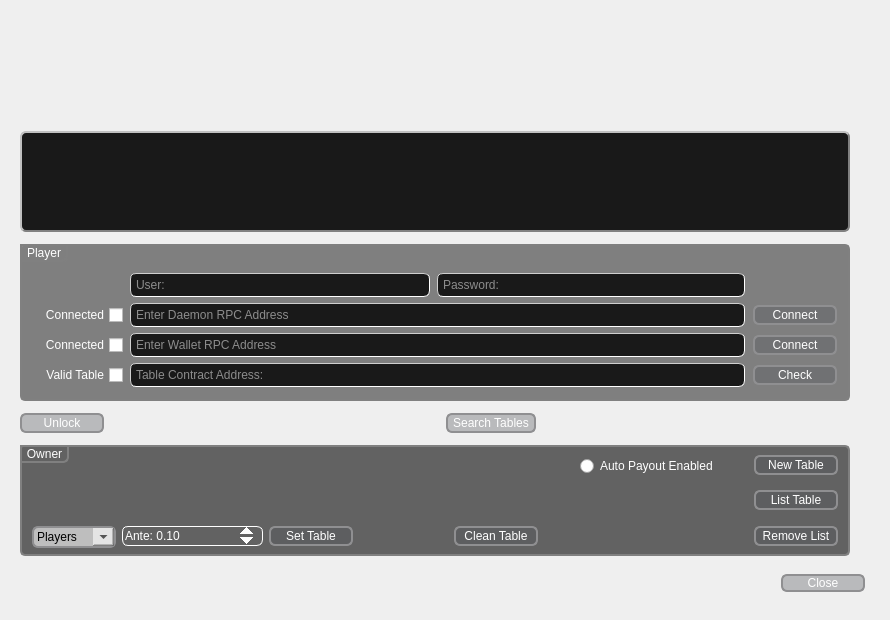
The window that Mainnet-Dero-FiveCardDraw/menu.ui (SixofClubsss/Dero-Poker-Table) describes before a commit, drawn with Qt 5.
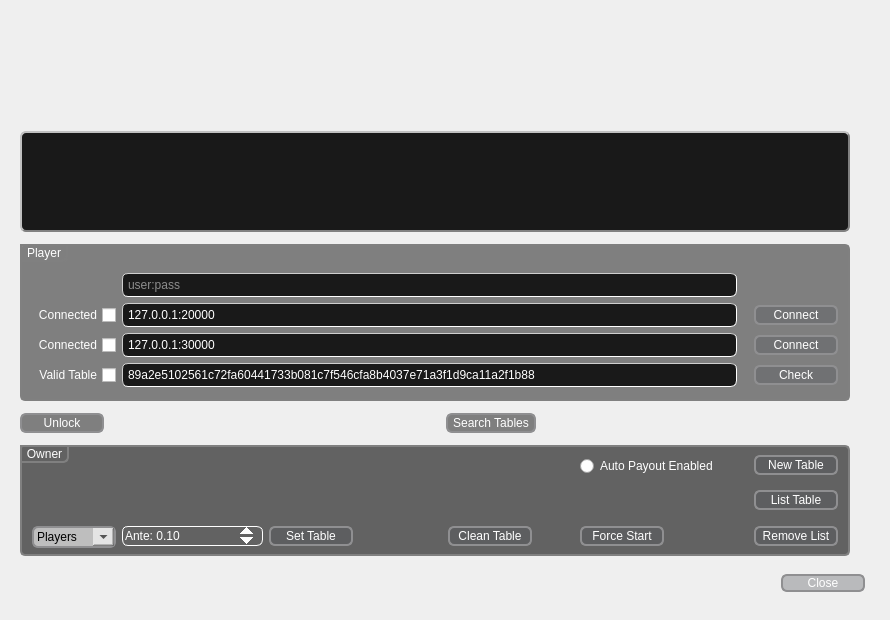
The same window after the commit. Icons and pictures are not drawn.

Patch:
```diff
--- a/Mainnet-Dero-FiveCardDraw/menu.ui
+++ b/Mainnet-Dero-FiveCardDraw/menu.ui
@@ -326,34 +326,6 @@
         </property>
        </widget>
       </item>
-      <item row="0" column="2">
-       <widget class="QLineEdit" name="passwordInput">
-        <property name="minimumSize">
-         <size>
-          <width>308</width>
-          <height>24</height>
-         </size>
-        </property>
-        <property name="maximumSize">
-         <size>
-          <width>308</width>
-          <height>24</height>
-         </size>
-        </property>
-        <property name="styleSheet">
-         <string notr="true"/>
-        </property>
-        <property name="text">
-         <string/>
-        </property>
-        <property name="echoMode">
-         <enum>QLineEdit::Password</enum>
-        </property>
-        <property name="placeholderText">
-         <string>Password:</string>
-        </property>
-       </widget>
-      </item>
       <item row="3" column="3">
        <widget class="QPushButton" name="contractButton">
         <property name="minimumSize">
@@ -405,13 +377,13 @@
        <widget class="QLineEdit" name="userInput">
         <property name="minimumSize">
          <size>
-          <width>300</width>
+          <width>615</width>
           <height>24</height>
          </size>
         </property>
         <property name="maximumSize">
          <size>
-          <width>300</width>
+          <width>615</width>
           <height>24</height>
          </size>
         </property>
@@ -421,11 +393,14 @@
         <property name="text">
          <string/>
         </property>
+        <property name="echoMode">
+         <enum>QLineEdit::Password</enum>
+        </property>
         <property name="readOnly">
          <bool>false</bool>
         </property>
         <property name="placeholderText">
-         <string>User:</string>
+         <string>user:pass</string>
         </property>
        </widget>
       </item>
@@ -444,7 +419,7 @@
          </size>
         </property>
         <property name="text">
-         <string/>
+         <string>89a2e5102561c72fa60441733b081c7f546cfa8b4037e71a3f1d9ca11a2f1b88</string>
         </property>
         <property name="placeholderText">
          <string>Table Contract Address:</string>
@@ -466,7 +441,7 @@
          </size>
         </property>
         <property name="text">
-         <string/>
+         <string>127.0.0.1:30000</string>
         </property>
         <property name="placeholderText">
          <string>Enter Wallet RPC Address</string>
@@ -529,7 +504,7 @@
          </size>
         </property>
         <property name="text">
-         <string/>
+         <string>127.0.0.1:20000</string>
         </property>
         <property name="placeholderText">
          <string>Enter Daemon RPC Address</string>
@@ -557,7 +532,30 @@
       <enum>Qt::StrongFocus</enum>
      </property>
      <property name="styleSheet">
-      <string notr="true"/>
+      <string notr="true">QPushButton:enabled{
+	color: rgb(255, 255, 255);
+	background-color: rgba(0, 0, 0, 120);
+    border: 2px solid #8f8f91;
+    border-radius: 6px;
+    min-width: 80px;
+}
+
+QPushButton:hover {
+	background-color: rgba(79, 186, 196, 150);
+}
+
+QPushButton:pressed {
+	background-color: rgb(56, 47, 165);
+}
+
+QPushButton:!enabled{
+    border: 2px solid;
+	border-color: rgba(143, 143, 145, 90);
+    border-radius: 6px;
+	color: rgba(0, 0, 0, 0);
+    border-radius: 6px;
+    min-width: 80px;
+}</string>
      </property>
      <property name="text">
       <string>Unlock</string>
@@ -579,7 +577,30 @@
       </size>
      </property>
      <property name="styleSheet">
-      <string notr="true"/>
+      <string notr="true">QPushButton:enabled{
+	color: rgb(255, 255, 255);
+	background-color: rgba(0, 0, 0, 120);
+    border: 2px solid #8f8f91;
+    border-radius: 6px;
+    min-width: 80px;
+}
+
+QPushButton:hover {
+	background-color: rgba(79, 186, 196, 150);
+}
+
+QPushButton:pressed {
+	background-color: rgb(56, 47, 165);
+}
+
+QPushButton:!enabled{
+    border: 2px solid;
+	border-color: rgba(143, 143, 145, 90);
+    border-radius: 6px;
+	color: rgba(0, 0, 0, 0);
+    border-radius: 6px;
+    min-width: 80px;
+}</string>
      </property>
      <property name="text">
       <string>Search Tables</string>
@@ -809,7 +830,7 @@
      <widget class="QPushButton" name="cleanTableButton">
       <property name="geometry">
        <rect>
-        <x>434</x>
+        <x>428</x>
         <y>81</y>
         <width>84</width>
         <height>20</height>
@@ -850,6 +871,31 @@
        <string>Remove List</string>
       </property>
      </widget>
+     <widget class="QPushButton" name="forceButton">
+      <property name="geometry">
+       <rect>
+        <x>560</x>
+        <y>81</y>
+        <width>84</width>
+        <height>20</height>
+       </rect>
+      </property>
+      <property name="minimumSize">
+       <size>
+        <width>84</width>
+        <height>20</height>
+       </size>
+      </property>
+      <property name="maximumSize">
+       <size>
+        <width>84</width>
+        <height>20</height>
+       </size>
+      </property>
+      <property name="text">
+       <string>Force Start</string>
+      </property>
+     </widget>
     </widget>
    </item>
    <item row="5" column="2">
```
Left out of the diff: 2 changed lines with no effect on the pictures.
